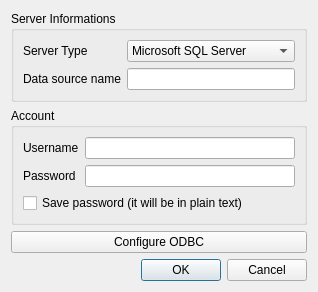
glandu2/RappelzRDBTool, file gui/SqlConfigDialog.ui: the form before one commit.
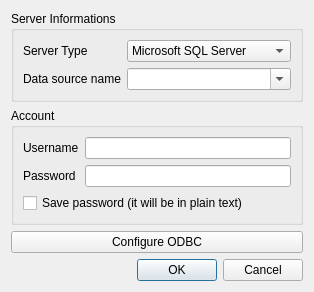
The form after the commit.

Commit message: Change DSN editbox to a combobox which list available DSN (user & system ones)

The edit to the form file:
```diff
--- a/gui/SqlConfigDialog.ui
+++ b/gui/SqlConfigDialog.ui
@@ -6,8 +6,8 @@
    <rect>
     <x>0</x>
     <y>0</y>
-    <width>318</width>
-    <height>261</height>
+    <width>314</width>
+    <height>252</height>
    </rect>
   </property>
   <property name="sizePolicy">
@@ -33,9 +33,6 @@
         </property>
        </widget>
       </item>
-      <item row="1" column="1">
-       <widget class="QLineEdit" name="serverNameEdit"/>
-      </item>
       <item row="0" column="0">
        <widget class="QLabel" name="serverTypeLabel">
         <property name="text">
@@ -45,6 +42,12 @@
       </item>
       <item row="0" column="1">
        <widget class="QComboBox" name="serverTypeCombo">
+        <property name="sizePolicy">
+         <sizepolicy hsizetype="Expanding" vsizetype="Fixed">
+          <horstretch>0</horstretch>
+          <verstretch>0</verstretch>
+         </sizepolicy>
+        </property>
         <item>
          <property name="text">
           <string notr="true">Microsoft SQL Server</string>
@@ -57,6 +60,19 @@
         </item>
        </widget>
       </item>
+      <item row="1" column="1">
+       <widget class="QComboBox" name="serverNameCombo">
+        <property name="sizePolicy">
+         <sizepolicy hsizetype="Expanding" vsizetype="Fixed">
+          <horstretch>0</horstretch>
+          <verstretch>0</verstretch>
+         </sizepolicy>
+        </property>
+        <property name="editable">
+         <bool>true</bool>
+        </property>
+       </widget>
+      </item>
      </layout>
     </widget>
    </item>
```
Left out of the diff: 3 changed lines with no effect on the pictures. The commit also changes 3 other files.
